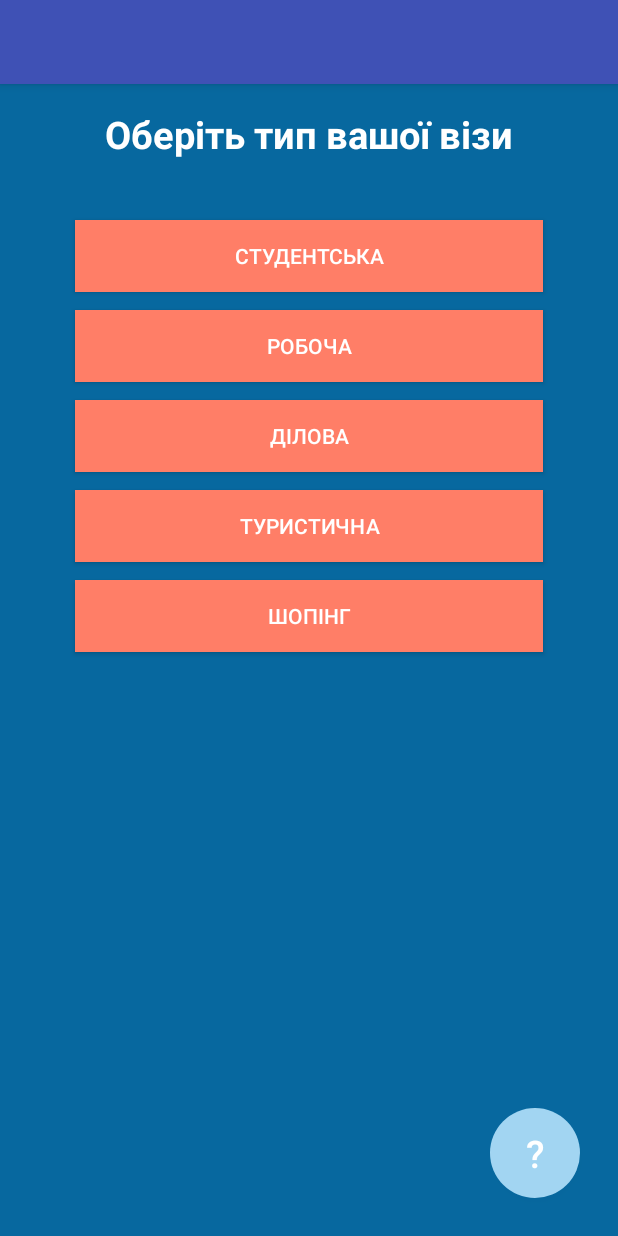
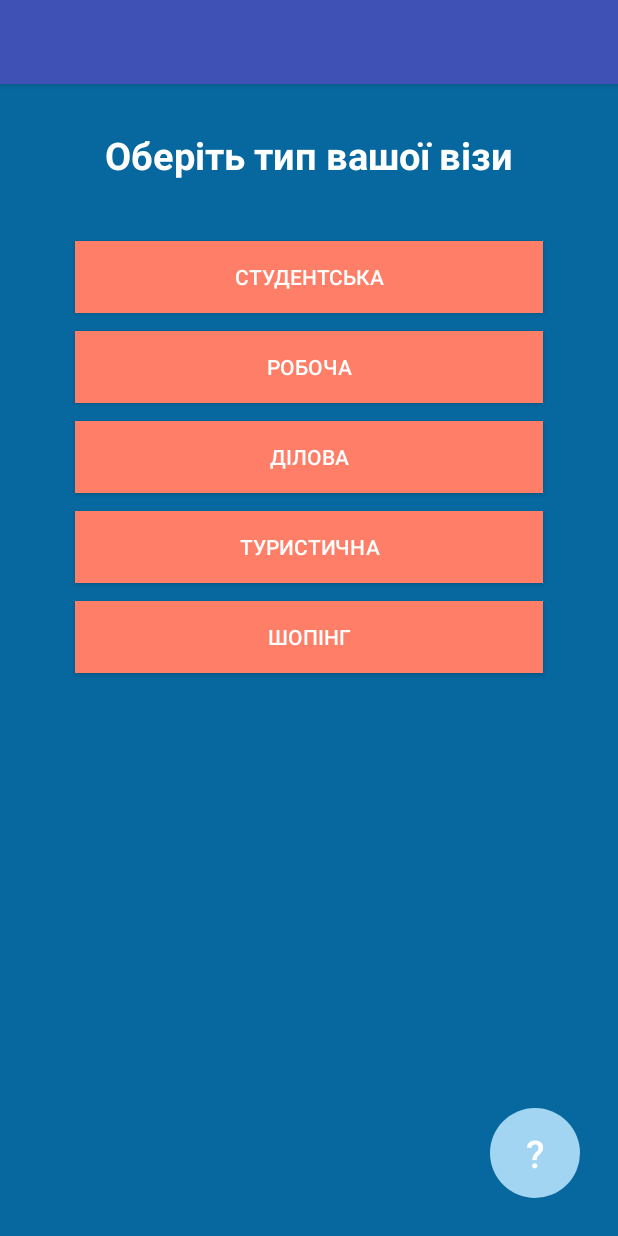
Before and after one commit to alexmusiienko/Kunzhut, an Android app: the fragment SelectionFragment shown on its own in the app's theme, on a phone screen of 412 x 824 dp. Run offline under Robolectric (Android 15) with nearby library versions, the phone set to English and light mode, and no system bars.

Commit message:
Updated SelectionFragment (buttons are working now, but I have some problems with help_button)

```diff
--- a/app/src/main/java/com/example/alexm/kunzhutproject/SelectionFragment.java
+++ b/app/src/main/java/com/example/alexm/kunzhutproject/SelectionFragment.java
@@ -1,20 +1,97 @@
 package com.example.alexm.kunzhutproject;
 
-import android.app.Fragment;
 import android.os.Bundle;
+import android.support.v4.app.Fragment;
 import android.view.LayoutInflater;
 import android.view.View;
 import android.view.ViewGroup;
+import android.widget.Button;
+import android.widget.TextView;
+import android.support.v4.app.FragmentActivity;
+
 
 /**
  * Created by polis on 24.03.2017.
  */
 
 public class SelectionFragment extends Fragment {
+    private Button button1, button2, button3, button4, button5, help_button;
+    HelpFragment hp_but = new HelpFragment();
+
     @Override
     public View onCreateView(LayoutInflater inflater,
                              ViewGroup container,
                              Bundle savedInstanceState) {
-        return inflater.inflate(R.layout.selection_fragment, container, false);
+        View view = inflater.inflate(R.layout.selection_fragment, container, false);
+        button1 = (Button) view.findViewById(R.id.button1);
+        button2 = (Button) view.findViewById(R.id.button2);
+        button3 = (Button) view.findViewById(R.id.button3);
+        button4 = (Button) view.findViewById(R.id.button4);
+        button5 = (Button) view.findViewById(R.id.button5);
+        help_button = (Button) view.findViewById(R.id.help_button);
+
+        button1.setOnClickListener(new View.OnClickListener() {
+
+            @Override
+            public void onClick(final View v) {
+                FragmentActivity activity = getActivity();
+                MainActivity mainActivity = (MainActivity) activity;
+                ChatFragmant chatFragmant = new ChatFragmant();
+                mainActivity.showFragment(chatFragmant, true);
+            }
+        });
+
+        button2.setOnClickListener(new View.OnClickListener() {
+
+            @Override
+            public void onClick(final View v) {
+                FragmentActivity activity = getActivity();
+                MainActivity mainActivity = (MainActivity) activity;
+                mainActivity.showFragment(new ChatFragmant(), true);
+            }
+        });
+
+        button3.setOnClickListener(new View.OnClickListener() {
+
+            @Override
+            public void onClick(final View v) {
+                FragmentActivity activity = getActivity();
+                MainActivity mainActivity = (MainActivity) activity;
+                mainActivity.showFragment(new ChatFragmant(), true);
+            }
+        });
+
+        button4.setOnClickListener(new View.OnClickListener() {
+
+            @Override
+            public void onClick(final View v) {
+                FragmentActivity activity = getActivity();
+                MainActivity mainActivity = (MainActivity) activity;
+                mainActivity.showFragment(new ChatFragmant(), true);
+            }
+        });
+
+        button5.setOnClickListener(new View.OnClickListener() {
+
+            @Override
+            public void onClick(final View v) {
+                FragmentActivity activity = getActivity();
+                MainActivity mainActivity = (MainActivity) activity;
+                mainActivity.showFragment(new ChatFragmant(), true);
+            }
+        });
+
+        help_button.setOnClickListener(new View.OnClickListener() {
+
+            @Override
+            public void onClick(final View v) {
+                hp_but.setTitle("Ola!");
+                hp_but.setDescription("Ola!");
+                FragmentActivity activity = getActivity();
+                MainActivity mainActivity = (MainActivity) activity;
+                mainActivity.showFragment(new HelpFragment(), true);
+            }
+        });
+        return view;
     }
 }
--- a/app/src/main/res/layout/selection_fragment.xml
+++ b/app/src/main/res/layout/selection_fragment.xml
@@ -28,7 +28,7 @@
         android:layout_height="wrap_content"
         android:layout_below="@+id/master_app_bar"
         android:layout_centerHorizontal="true"
-        android:layout_marginTop="16dp"
+        android:layout_marginTop="30dp"
         android:text="@string/selection_text"
         android:textSize="25sp"
         android:textStyle="bold"
@@ -95,7 +95,7 @@
         android:textColor="@android:color/white"/>
 
     <Button
-        android:id="@+id/button6"
+        android:id="@+id/help_button"
         android:background="@drawable/round_help_button"
         android:layout_width="60dp"
         android:layout_height="60dp"
```
